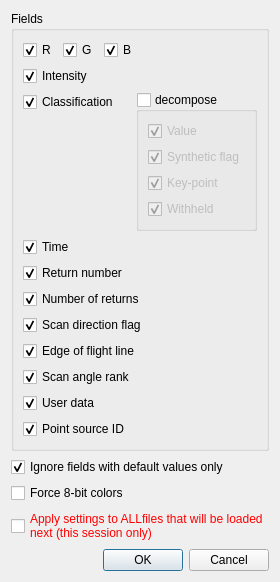
Before: the Qt Designer form libs/qCC_io/ui_templates/openLASFileDlg.ui in archeos/cloudcompare-archeos, drawn with Qt 5.
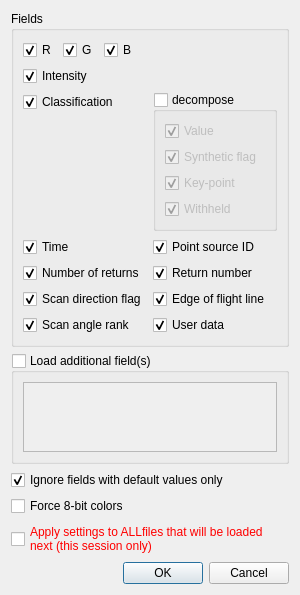
After: the same form once the commit is applied.

Diff of the .ui file:
```diff
--- a/libs/qCC_io/ui_templates/openLASFileDlg.ui
+++ b/libs/qCC_io/ui_templates/openLASFileDlg.ui
@@ -6,8 +6,8 @@
    <rect>
     <x>0</x>
     <y>0</y>
-    <width>260</width>
-    <height>522</height>
+    <width>300</width>
+    <height>542</height>
    </rect>
   </property>
   <property name="windowTitle">
@@ -92,35 +92,88 @@
        </widget>
       </item>
       <item>
-       <layout class="QHBoxLayout" name="horizontalLayout">
-        <item>
-         <layout class="QVBoxLayout" name="verticalLayout_2">
-          <item>
-           <widget class="QCheckBox" name="classifCheckBox">
-            <property name="text">
-             <string>Classification</string>
-            </property>
-            <property name="checked">
-             <bool>true</bool>
-            </property>
-           </widget>
-          </item>
-          <item>
-           <spacer name="verticalSpacer">
-            <property name="orientation">
-             <enum>Qt::Vertical</enum>
-            </property>
-            <property name="sizeHint" stdset="0">
-             <size>
-              <width>20</width>
-              <height>40</height>
-             </size>
-            </property>
-           </spacer>
-          </item>
-         </layout>
+       <layout class="QFormLayout" name="formLayout">
+        <item row="1" column="0">
+         <widget class="QCheckBox" name="timeCheckBox">
+          <property name="text">
+           <string>Time</string>
+          </property>
+          <property name="checked">
+           <bool>true</bool>
+          </property>
+         </widget>
         </item>
-        <item>
+        <item row="1" column="1">
+         <widget class="QCheckBox" name="pointSourceIDCheckBox">
+          <property name="text">
+           <string>Point source ID</string>
+          </property>
+          <property name="checked">
+           <bool>true</bool>
+          </property>
+         </widget>
+        </item>
+        <item row="2" column="0">
+         <widget class="QCheckBox" name="numberOfReturnsCheckBox">
+          <property name="text">
+           <string>Number of returns</string>
+          </property>
+          <property name="checked">
+           <bool>true</bool>
+          </property>
+         </widget>
+        </item>
+        <item row="2" column="1">
+         <widget class="QCheckBox" name="returnNumberCheckBox">
+          <property name="text">
+           <string>Return number</string>
+          </property>
+          <property name="checked">
+           <bool>true</bool>
+          </property>
+         </widget>
+        </item>
+        <item row="3" column="0">
+         <widget class="QCheckBox" name="scanDirFlagCheckBox">
+          <property name="text">
+           <string>Scan direction flag</string>
+          </property>
+          <property name="checked">
+           <bool>true</bool>
+          </property>
+         </widget>
+        </item>
+        <item row="3" column="1">
+         <widget class="QCheckBox" name="edgeOfFlightCheckBox">
+          <property name="text">
+           <string>Edge of flight line</string>
+          </property>
+          <property name="checked">
+           <bool>true</bool>
+          </property>
+         </widget>
+        </item>
+        <item row="4" column="0">
+         <widget class="QCheckBox" name="scanAngleRankCheckBox">
+          <property name="text">
+           <string>Scan angle rank</string>
+          </property>
+          <property name="checked">
+           <bool>true</bool>
+          </property>
+         </widget>
+        </item>
+        <item row="4" column="1">
+         <widget class="QCheckBox" name="userDataCheckBox">
+          <property name="text">
+           <string>User data</string>
+          </property>
+          <property name="checked">
+           <bool>true</bool>
+          </property>
+         </widget>
+        </item>
+        <item row="0" column="1">
          <widget class="QGroupBox" name="decomposeClassifGroupBox">
           <property name="title">
            <string>decompose</string>
@@ -175,85 +228,37 @@
           </layout>
          </widget>
         </item>
+        <item row="0" column="0">
+         <widget class="QCheckBox" name="classifCheckBox">
+          <property name="text">
+           <string>Classification</string>
+          </property>
+          <property name="checked">
+           <bool>true</bool>
+          </property>
+         </widget>
+        </item>
        </layout>
       </item>
+     </layout>
+    </widget>
+   </item>
+   <item>
+    <widget class="QGroupBox" name="extraFieldGroupBox">
+     <property name="title">
+      <string>Load additional field(s)</string>
+     </property>
+     <property name="checkable">
+      <bool>true</bool>
+     </property>
+     <property name="checked">
+      <bool>false</bool>
+     </property>
+     <layout class="QVBoxLayout" name="verticalLayout_2">
       <item>
-       <widget class="QCheckBox" name="timeCheckBox">
-        <property name="text">
-         <string>Time</string>
-        </property>
-        <property name="checked">
-         <bool>true</bool>
-        </property>
-       </widget>
-      </item>
-      <item>
-       <widget class="QCheckBox" name="returnNumberCheckBox">
-        <property name="text">
-         <string>Return number</string>
-        </property>
-        <property name="checked">
-         <bool>true</bool>
-        </property>
-       </widget>
-      </item>
-      <item>
-       <widget class="QCheckBox" name="numberOfReturnsCheckBox">
-        <property name="text">
-         <string>Number of returns</string>
-        </property>
-        <property name="checked">
-         <bool>true</bool>
-        </property>
-       </widget>
-      </item>
-      <item>
-       <widget class="QCheckBox" name="scanDirFlagCheckBox">
-        <property name="text">
-         <string>Scan direction flag</string>
-        </property>
-        <property name="checked">
-         <bool>true</bool>
-        </property>
-       </widget>
-      </item>
-      <item>
-       <widget class="QCheckBox" name="edgeOfFlightCheckBox">
-        <property name="text">
-         <string>Edge of flight line</string>
-        </property>
-        <property name="checked">
-         <bool>true</bool>
-        </property>
-       </widget>
-      </item>
-      <item>
-       <widget class="QCheckBox" name="scanAngleRankCheckBox">
-        <property name="text">
-         <string>Scan angle rank</string>
-        </property>
-        <property name="checked">
-         <bool>true</bool>
-        </property>
-       </widget>
-      </item>
-      <item>
-       <widget class="QCheckBox" name="userDataCheckBox">
-        <property name="text">
-         <string>User data</string>
-        </property>
-        <property name="checked">
-         <bool>true</bool>
-        </property>
-       </widget>
-      </item>
-      <item>
-       <widget class="QCheckBox" name="pointSourceIDCheckBox">
-        <property name="text">
-         <string>Point source ID</string>
-        </property>
-        <property name="checked">
-         <bool>true</bool>
+       <widget class="QListWidget" name="evlrListWidget">
+        <property name="selectionMode">
+         <enum>QAbstractItemView::MultiSelection</enum>
         </property>
        </widget>
       </item>
```
